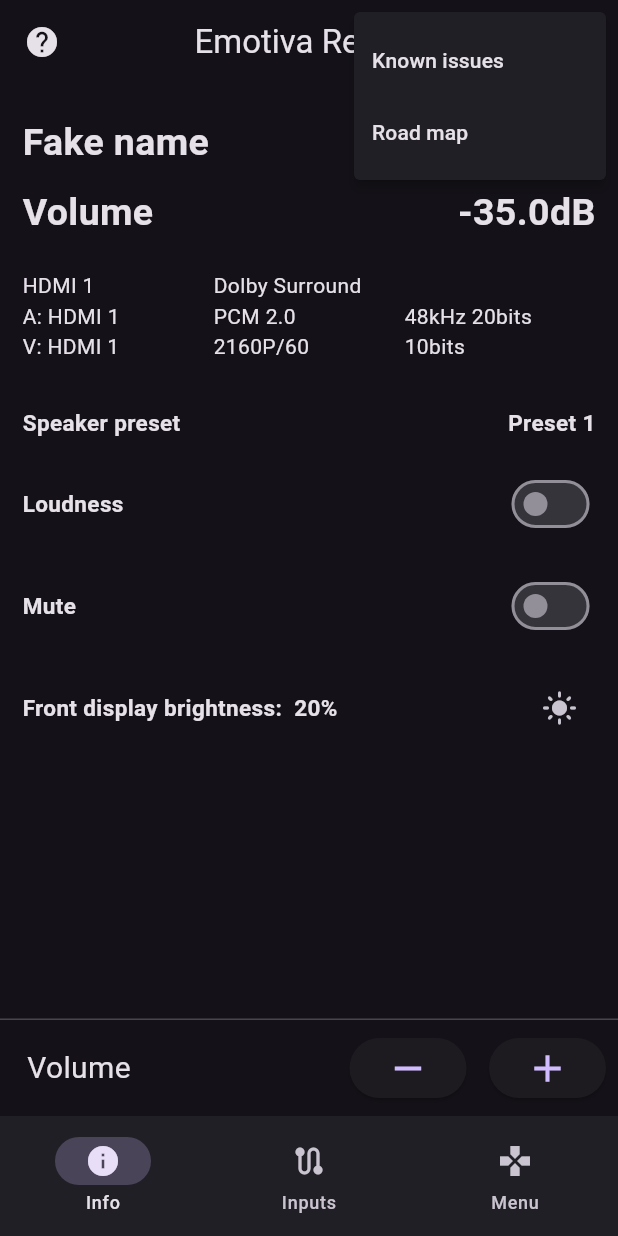
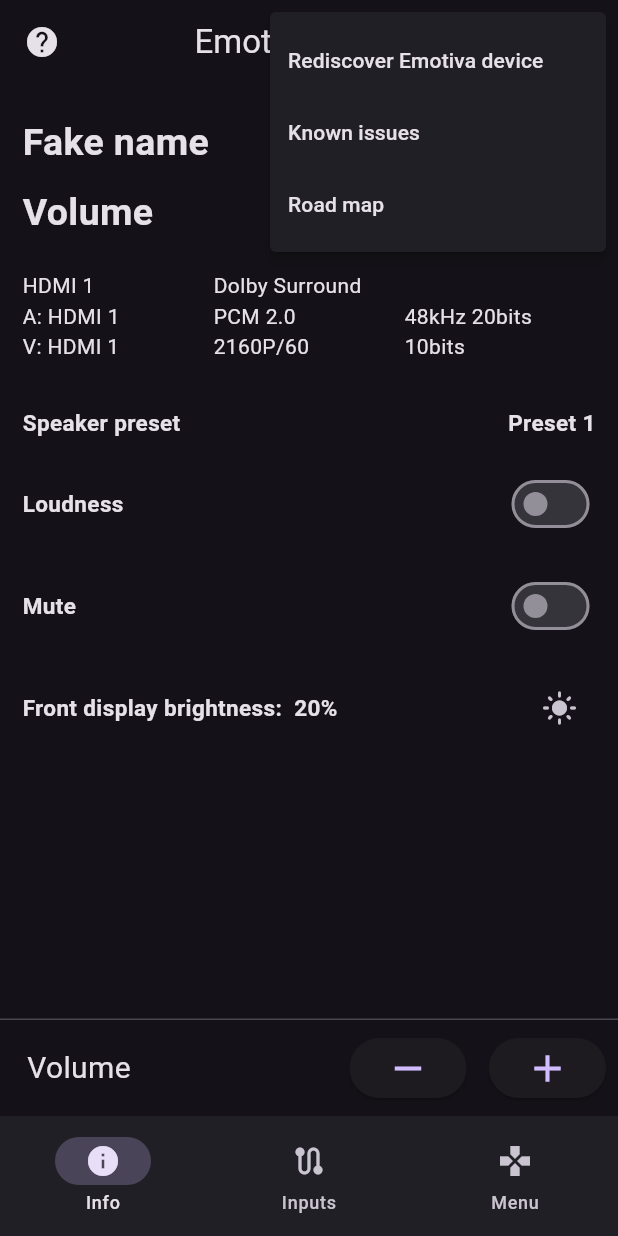
Before and after one commit to jpwoodbu/emotiva, a Flutter app: the screen it shows after launch, after a tap on "Demo mode", after a tap on the "light mode" icon, after a tap on the "more vert" icon, on a phone screen of 412 x 824 dp. Run offline on Flutter 3.47's test engine with Material 3 defaults, Android fonts, the phone set to English and light mode, and no system bars.

Commit message:
Add back option to rediscover the Emotiva processor.
I think the way I'm using Routes is now proper so this is probably OK.

```diff
--- a/emotiva_remote/lib/main.dart
+++ b/emotiva_remote/lib/main.dart
@@ -131,6 +131,15 @@ class _MainViewState extends State<MainView> {
             actions: [
               PopupMenuButton(
                 itemBuilder: (BuildContext context) => [
+                  PopupMenuItem(
+                    child: Text('Rediscover Emotiva device'),
+                    onTap: () => {
+                      Navigator.pushAndRemoveUntil(
+                          context,
+                          MaterialPageRoute(builder: (context) => Discovery()),
+                          (Route<dynamic> route) => false)
+                    },
+                  ),
                   PopupMenuItem(
                     child: Text('Known issues'),
                     onTap: () => showKnownIssus(context),
```
